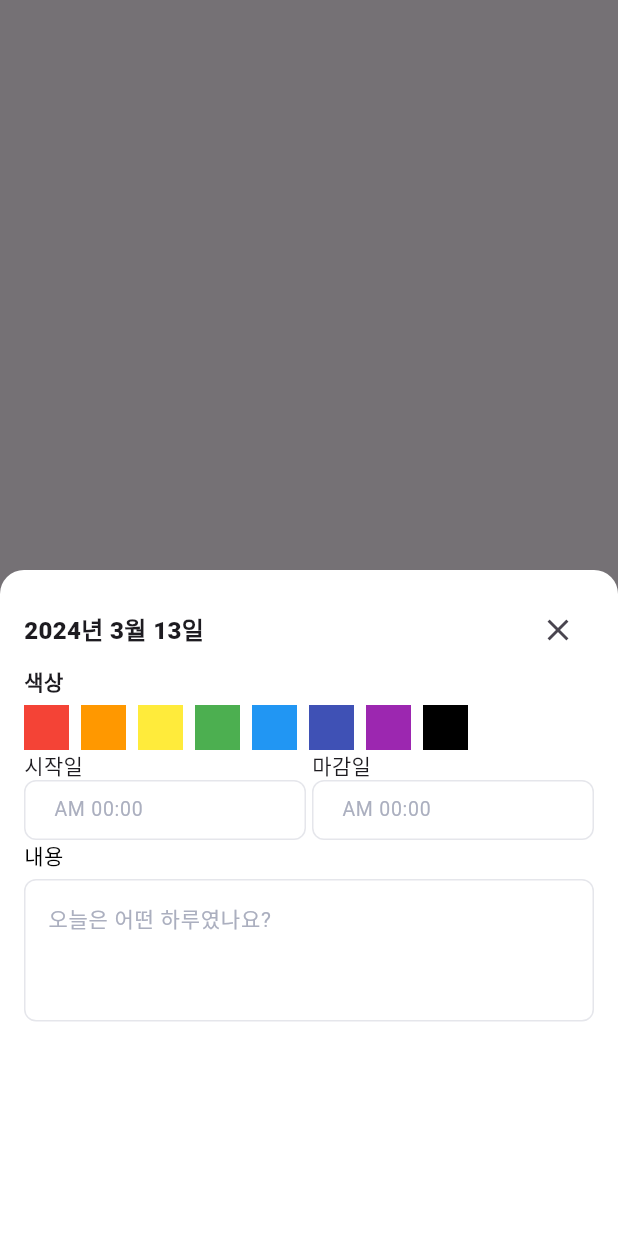
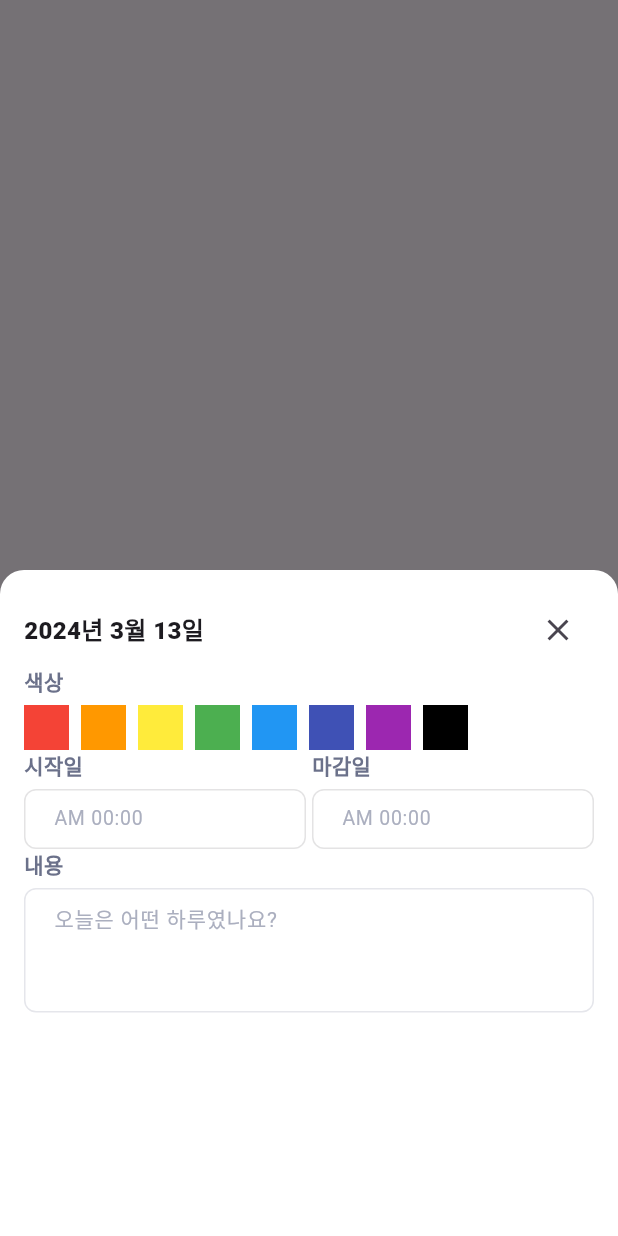
Before and after one commit to torder-raven/calendar_scheduler, a Flutter app: the screen it shows after launch, after a tap on the "add" icon, on a phone screen of 412 x 824 dp. Run offline on Flutter 3.47's test engine with Material 3 defaults, Android fonts, the phone set to English and light mode, and no system bars; our stand-ins replace drift; missing offline and left inert: dart:ffi; accounts and stored records are empty; generated files the repository leaves out were written again; Roboto replaces fonts that are missing (Pretendard).

Commit message:
fix: 라벨 ui 다듬기 - 공통요소 styles로 빼내면 좋을 것 같음

```diff
--- a/lib/component/color_selection_field.dart
+++ b/lib/component/color_selection_field.dart
@@ -2,7 +2,6 @@ import 'package:flutter/material.dart';
 
 import '../presentation/const/colors.dart';
 import '../presentation/const/strings.dart';
-
 
 class ColorSelectionField extends StatefulWidget {
   final int colorCode;
@@ -20,7 +19,11 @@ class _ColorSelectionFieldState extends State<ColorSelectionField> {
       children: [
         Text(
           Strings.LABEL_COLOR,
-          style: TextStyle(fontWeight: FontWeight.w600),
+          style: TextStyle(
+            color: ColorResource.INPUT_TEXT_LABEL_COLOR,
+            fontWeight: FontWeight.w600,
+            fontSize: 14.0,
+          ),
         ),
         SizedBox(
           height: 6.0,
--- a/lib/component/content_input_field.dart
+++ b/lib/component/content_input_field.dart
@@ -2,7 +2,6 @@ import 'package:flutter/material.dart';
 
 import '../presentation/const/colors.dart';
 import '../presentation/const/strings.dart';
-
 
 class ContentInputField extends StatelessWidget {
   const ContentInputField({super.key});
@@ -26,7 +25,11 @@ class ContentInputField extends StatelessWidget {
       children: [
         Text(
           Strings.LABEL_CONTENT,
-          style: textStyle,
+          style: TextStyle(
+            color: ColorResource.INPUT_TEXT_LABEL_COLOR,
+            fontWeight: FontWeight.w600,
+            fontSize: 14.0,
+          ),
         ),
         const SizedBox(
           height: 6.0,
@@ -36,6 +39,9 @@ class ContentInputField extends StatelessWidget {
           maxLines: 3,
           style: textStyle,
           decoration: InputDecoration(
+            isDense: true,
+            contentPadding:
+                EdgeInsets.symmetric(horizontal: 16.0, vertical: 10.0),
             enabledBorder: outlineInputBorder,
             focusedBorder: outlineInputBorder,
             filled: false,
--- a/lib/component/time_input_field.dart
+++ b/lib/component/time_input_field.dart
@@ -30,16 +30,24 @@ class _TimeInputFieldState extends State<TimeInputField> {
       children: [
         Text(
           widget.selectedTimeType,
+          style: TextStyle(
+            color: ColorResource.INPUT_TEXT_LABEL_COLOR,
+            fontWeight: FontWeight.w600,
+            fontSize: 14.0,
+          ),
+        ),
+        SizedBox(
+          height: 6.0,
         ),
         TextField(
+          enabled: false,
           cursorColor: Colors.grey,
           style: textStyle,
           decoration: InputDecoration(
             isDense: true,
+            border: outlineInputBorder,
             contentPadding:
                 EdgeInsets.symmetric(horizontal: 16.0, vertical: 10.0),
-            enabledBorder: outlineInputBorder,
-            focusedBorder: outlineInputBorder,
             filled: false,
             fillColor: Colors.white,
             hintText: "AM 00:00",
--- a/lib/presentation/const/colors.dart
+++ b/lib/presentation/const/colors.dart
@@ -8,6 +8,7 @@ class ColorResource {
   static final DARK_GRAY_COLOR = Colors.grey[600];
   static final TEXT_FIELD_FILL_COLOR = Colors.grey[300];
 
+  static const INPUT_TEXT_LABEL_COLOR = Color(0xFF6B718A);
   static const INPUT_TEXT_FIELD_FILL_COLOR = Colors.black;
   static const INPUT_TEXT_FIELD_BORDER_COLOR = Color(0xFFE5E6EB);
   static const INPUT_TEXT_FIELD_HINT_COLOR = Color(0xFFABAFBF);
```
